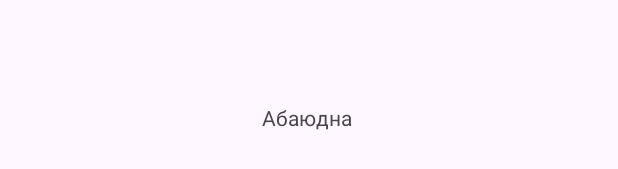
After one commit to Ezu46/stepler, an Android app: the layout activity_home.xml on its own in the app's theme, with its tools: preview values and no code run, on a phone screen of 412 x 824 dp. The commit adds this screen. Shown: the part 340-509 px from the top of the screen. Run offline under Robolectric (Android 15) with nearby library versions, the phone set to English and light mode, and no system bars.

Commit message:
рега допилена)

```diff
--- a/app/src/main/AndroidManifest.xml
+++ b/app/src/main/AndroidManifest.xml
@@ -13,6 +13,9 @@
         android:theme="@style/Theme.Stepler"
         tools:targetApi="31">
         <activity
+            android:name=".HomeActivity"
+            android:exported="false" />
+        <activity
             android:name=".RegisterActivity"
             android:exported="false" />
         <activity
--- /dev/null
+++ b/app/src/main/res/layout/activity_home.xml
@@ -0,0 +1,24 @@
+<?xml version="1.0" encoding="utf-8"?>
+<androidx.constraintlayout.widget.ConstraintLayout xmlns:android="http://schemas.android.com/apk/res/android"
+    xmlns:app="http://schemas.android.com/apk/res-auto"
+    xmlns:tools="http://schemas.android.com/tools"
+    android:id="@+id/main"
+    android:layout_width="match_parent"
+    android:layout_height="match_parent"
+    tools:context=".HomeActivity">
+
+
+    <TextView
+        android:id="@+id/textView"
+        android:layout_width="wrap_content"
+        android:layout_height="wrap_content"
+        android:layout_marginStart="175dp"
+        android:layout_marginTop="249dp"
+        android:layout_marginEnd="178dp"
+        android:layout_marginBottom="463dp"
+        android:text="Абаюдна"
+        app:layout_constraintBottom_toBottomOf="parent"
+        app:layout_constraintEnd_toEndOf="parent"
+        app:layout_constraintStart_toStartOf="parent"
+        app:layout_constraintTop_toTopOf="parent" />
+</androidx.constraintlayout.widget.ConstraintLayout>
--- a/build.gradle.kts
+++ b/build.gradle.kts
@@ -1,4 +1,5 @@
 // Top-level build file where you can add configuration options common to all sub-projects/modules.
 plugins {
     alias(libs.plugins.android.application) apply false
+    id("com.google.gms.google-services") version "4.4.2" apply false
 }
--- a/gradle/libs.versions.toml
+++ b/gradle/libs.versions.toml
@@ -9,6 +9,8 @@ material = "1.12.0"
 activity = "1.10.0"
 constraintlayout = "2.2.0"
 materialVersion = "1.11.0"
+firebaseAuth = "23.2.0"
+firebaseDatabase = "21.0.0"
 
 [libraries]
 constraintlayout-v214 = { module = "androidx.constraintlayout:constraintlayout", version.ref = "constraintlayoutVersion" }
@@ -20,6 +22,8 @@ material = { group = "com.google.android.material", name = "material", version.r
 activity = { group = "androidx.activity", name = "activity", version.ref = "activity" }
 constraintlayout = { group = "androidx.constraintlayout", name = "constraintlayout", version.ref = "constraintlayout" }
 material-v1110 = { module = "com.google.android.material:material", version.ref = "materialVersion" }
+firebase-auth = { group = "com.google.firebase", name = "firebase-auth", version.ref = "firebaseAuth" }
+firebase-database = { group = "com.google.firebase", name = "firebase-database", version.ref = "firebaseDatabase" }
 
 [plugins]
 android-application = { id = "com.android.application", version.ref = "agp" }
```
Also changed, not shown: app/build.gradle.kts (+10 -2 lines), app/src/main/java/com/example/stepler/HomeActivity.java (added, +24 -0 lines), app/src/main/java/com/example/stepler/MainActivity.java (+55 -3 lines), app/src/main/java/com/example/stepler/RegisterActivity.java (+36 -5 lines), 1 other file.
